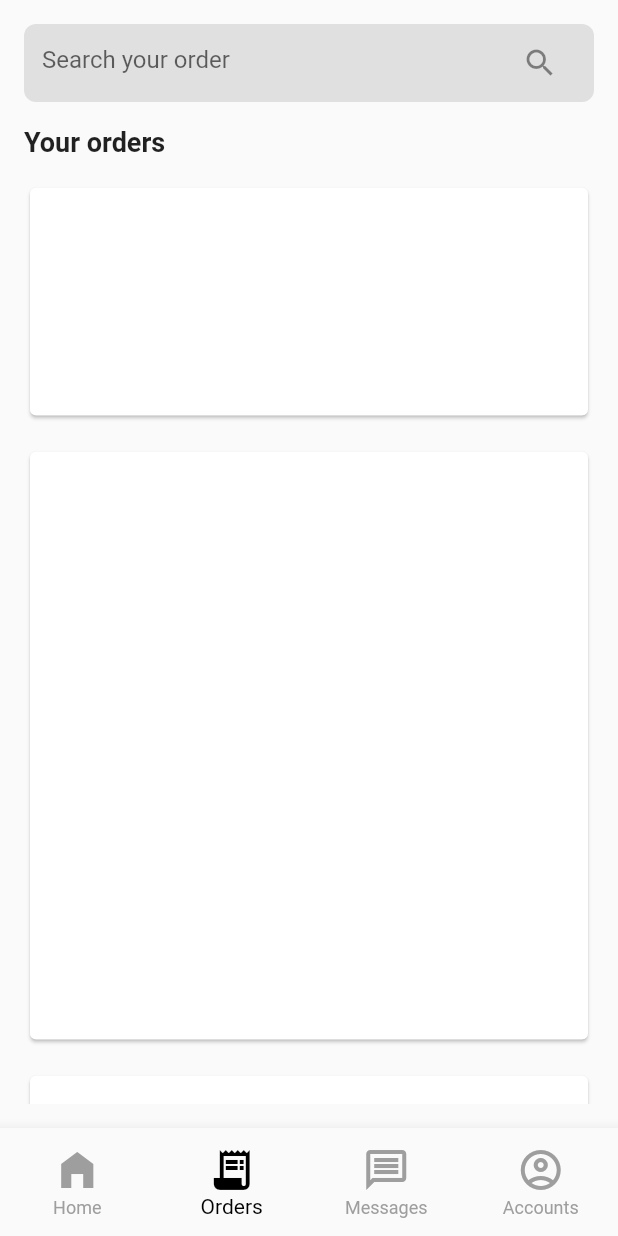
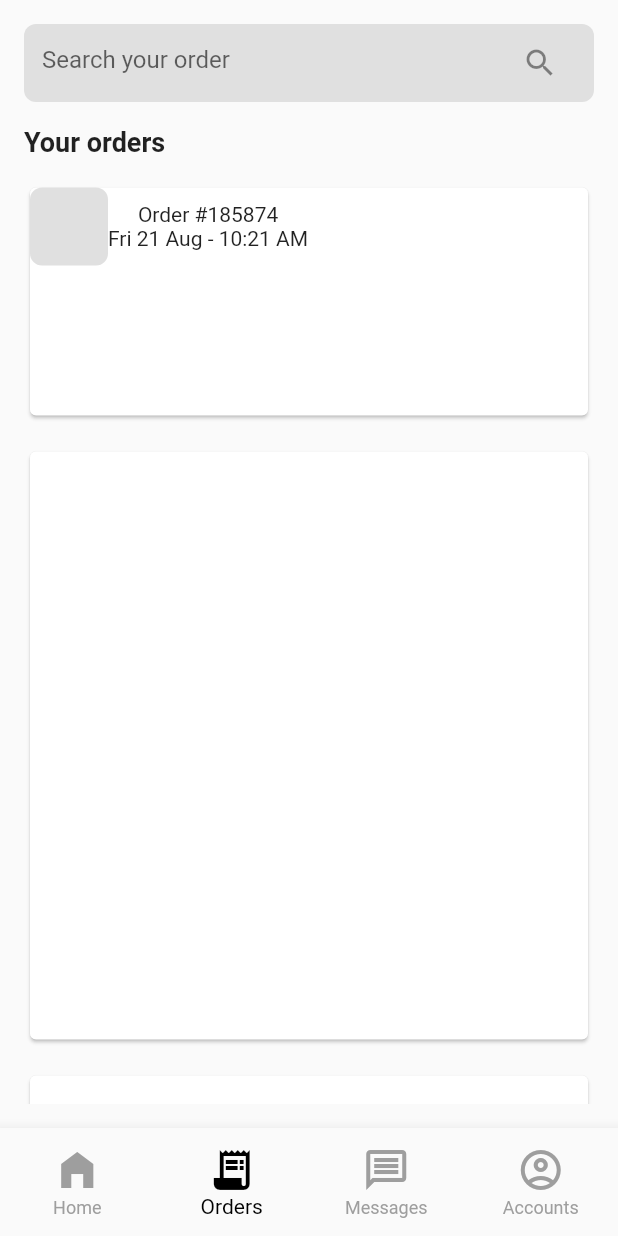
Before and after one commit to JAICHANGPARK/flutter_notebook_chapter_24, a Flutter app: the OrderingMainPage screen opened directly, item 2 of the bottom bar chosen, on a phone screen of 412 x 824 dp. Run offline on Flutter 3.47's test engine with Material 2 defaults, Android fonts, the phone set to English and light mode, and no system bars; our stand-ins replace flutter_riverpod, freezed_annotation, ionicons, percent_indicator; missing offline and left inert: crypto_font_icons; network calls fail.

Commit message:
Update ordering_order_page.dart

```diff
--- a/lib/ep1389_ordering_app/view/ordering_order_page.dart
+++ b/lib/ep1389_ordering_app/view/ordering_order_page.dart
@@ -51,7 +51,38 @@ class _OrderingOrderPageState extends State<OrderingOrderPage> {
                     height: 160,
                     margin: EdgeInsets.symmetric(vertical: 16),
                     child: Card(
-                      child: Center(),
+                      child: Column(
+                        children: [
+                          Row(
+                            children: [
+                              Container(
+                                height: 52,
+                                width: 52,
+                                decoration: BoxDecoration(
+                                  color: Colors.grey[300],
+                                  borderRadius: BorderRadius.circular(8)
+                                ),
+                              ),
+                              Column(
+                                children: [
+                                  Row(
+                                    children: [
+                                      Text("Order #185874"),
+                                    ],
+                                  ),
+                                  Row(
+                                    children: [
+                                      Text("Fri 21 Aug - 10:21 AM"),
+                                    ],
+                                  )
+
+                                ],
+                              ),
+
+                            ],
+                          )
+                        ],
+                      ),
                     ),
                   ),
                   Container(
```
